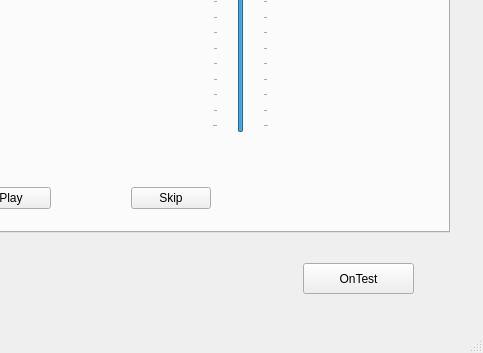
Before: the Qt Designer form MainWindow.ui in InclementDab/Twitch-Bot, drawn with Qt 5; both pictures show x 317 to 800 and y 247 to 600 of the 800 by 600 pixel window.
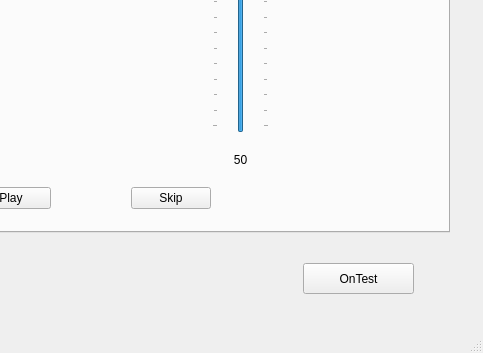
After: the same form once the commit is applied. The open tabs and pages were chosen to show the change.

Commit message: I CANT FIGURE THIS SHIT OUT

The edit to the form file:
```diff
--- a/MainWindow.ui
+++ b/MainWindow.ui
@@ -72,7 +72,10 @@
            <item row="2" column="1">
             <widget class="QLabel" name="volumeNumber">
              <property name="text">
-              <string/>
+              <string>50</string>
+             </property>
+             <property name="alignment">
+              <set>Qt::AlignCenter</set>
              </property>
             </widget>
            </item>
```
Left out of the diff: 7 changed lines with no effect on the pictures. The commit also changes 1 other file.
